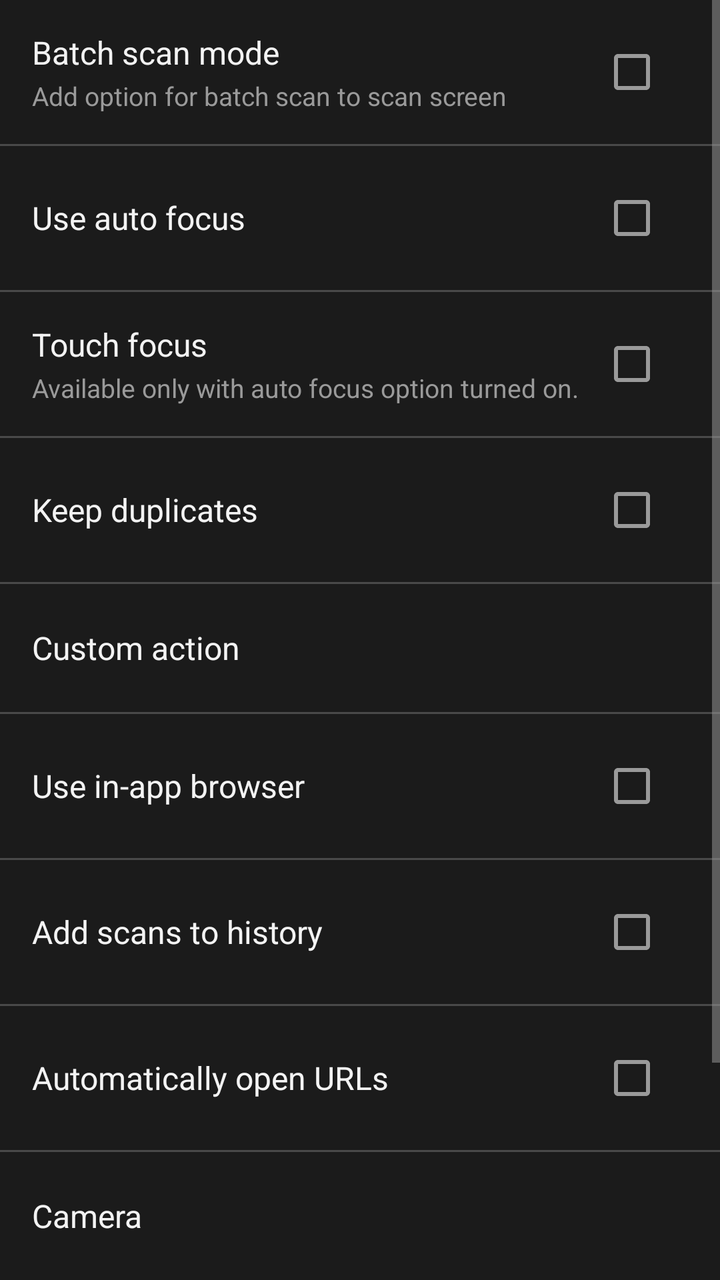
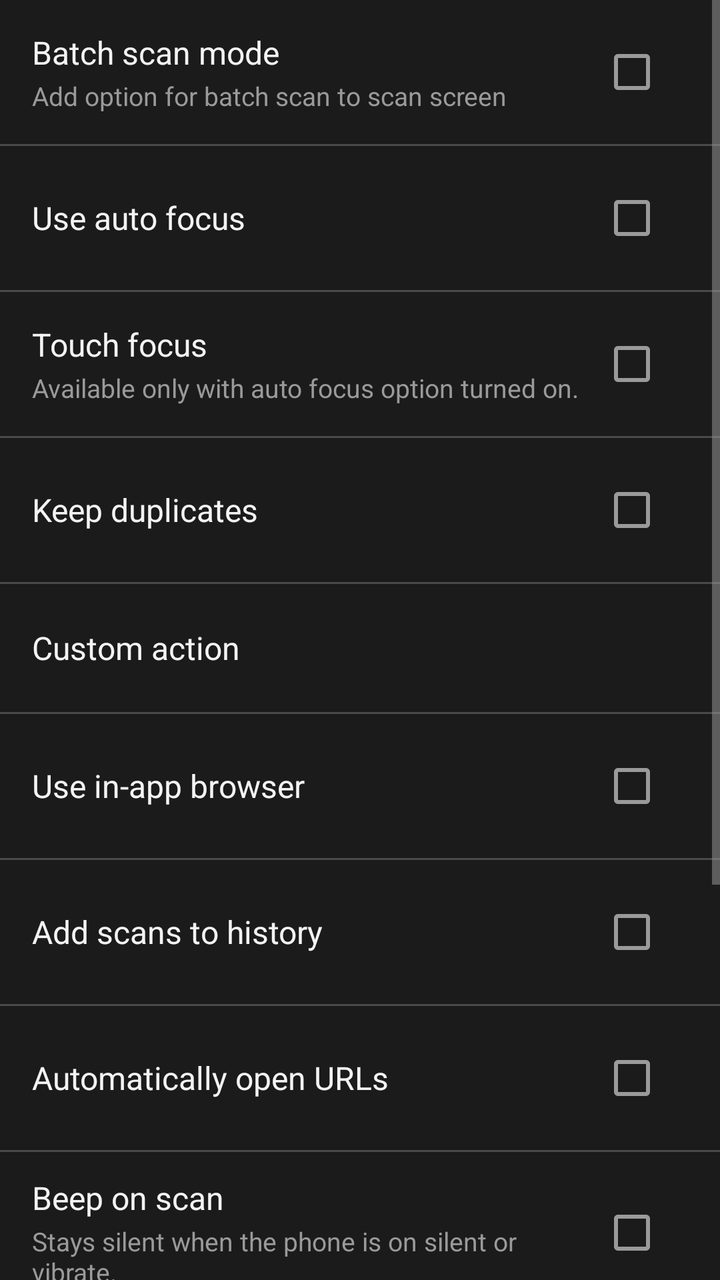

Compare the two renders of this Android layout. The source of the first and the diff that turns it into the second are given below.
<!-- AndroidManifest.xml: application theme Theme.QrScanner -->
<!-- res/layout/layout_settings.xml -->
<?xml version="1.0" encoding="utf-8"?>
<ScrollView xmlns:android="http://schemas.android.com/apk/res/android"
    android:layout_width="match_parent"
    android:layout_height="match_parent"
    android:background="@color/windowBackground">

    <LinearLayout
        android:layout_width="match_parent"
        android:layout_height="wrap_content"
        android:orientation="vertical">

        <LinearLayout
            android:id="@+id/rowBatch"
            style="@style/SettingsRow">

            <LinearLayout
                android:layout_width="0dp"
                android:layout_height="wrap_content"
                android:layout_weight="1"
                android:orientation="vertical">

                <TextView
                    style="@style/SettingsTitle"
                    android:text="@string/batch_scan_mode" />
                <TextView
                    style="@style/SettingsSub"
                    android:text="@string/batch_scan_subtitle" />
            </LinearLayout>

            <CheckBox
                android:id="@+id/checkBatch"
                android:layout_width="wrap_content"
                android:layout_height="wrap_content"
                android:clickable="false"
                android:focusable="false" />
        </LinearLayout>
        <View
            android:layout_width="match_parent"
            android:layout_height="1dp"
            android:background="@color/divider" />

        <LinearLayout
            android:id="@+id/rowAutofocus"
            style="@style/SettingsRow">

            <LinearLayout
                android:layout_width="0dp"
                android:layout_height="wrap_content"
                android:layout_weight="1"
                android:orientation="vertical">

                <TextView
                    style="@style/SettingsTitle"
                    android:text="@string/use_auto_focus" />
            </LinearLayout>

            <CheckBox
                android:id="@+id/checkAutofocus"
                android:layout_width="wrap_content"
                android:layout_height="wrap_content"
                android:clickable="false"
                android:focusable="false" />
        </LinearLayout>
        <View
            android:layout_width="match_parent"
            android:layout_height="1dp"
            android:background="@color/divider" />

        <LinearLayout
            android:id="@+id/rowTouch"
            style="@style/SettingsRow">

            <LinearLayout
                android:layout_width="0dp"
                android:layout_height="wrap_content"
                android:layout_weight="1"
                android:orientation="vertical">

                <TextView
                    style="@style/SettingsTitle"
                    android:text="@string/touch_focus" />
                <TextView
                    style="@style/SettingsSub"
                    android:text="@string/touch_focus_subtitle" />
            </LinearLayout>

            <CheckBox
                android:id="@+id/checkTouch"
                android:layout_width="wrap_content"
                android:layout_height="wrap_content"
                android:clickable="false"
                android:focusable="false" />
        </LinearLayout>
        <View
            android:layout_width="match_parent"
            android:layout_height="1dp"
            android:background="@color/divider" />

        <LinearLayout
            android:id="@+id/rowDuplicates"
            style="@style/SettingsRow">

            <LinearLayout
                android:layout_width="0dp"
                android:layout_height="wrap_content"
                android:layout_weight="1"
                android:orientation="vertical">

                <TextView
                    style="@style/SettingsTitle"
                    android:text="@string/keep_duplicates" />
            </LinearLayout>

            <CheckBox
                android:id="@+id/checkDuplicates"
                android:layout_width="wrap_content"
                android:layout_height="wrap_content"
                android:clickable="false"
                android:focusable="false" />
        </LinearLayout>
        <View
            android:layout_width="match_parent"
            android:layout_height="1dp"
            android:background="@color/divider" />

        <LinearLayout
            android:id="@+id/rowCustom"
            style="@style/SettingsRow">

            <LinearLayout
                android:layout_width="0dp"
                android:layout_height="wrap_content"
                android:layout_weight="1"
                android:orientation="vertical">

                <TextView
                    style="@style/SettingsTitle"
                    android:text="@string/custom_action" />
            </LinearLayout>

            <TextView
                android:id="@+id/valueCustom"
                style="@style/SettingsValue" />
        </LinearLayout>
        <View
            android:layout_width="match_parent"
            android:layout_height="1dp"
            android:background="@color/divider" />

        <LinearLayout
            android:id="@+id/rowBrowser"
            style="@style/SettingsRow">

            <LinearLayout
                android:layout_width="0dp"
                android:layout_height="wrap_content"
                android:layout_weight="1"
                android:orientation="vertical">

                <TextView
                    style="@style/SettingsTitle"
                    android:text="@string/use_in_app_browser" />
            </LinearLayout>

            <CheckBox
                android:id="@+id/checkBrowser"
                android:layout_width="wrap_content"
                android:layout_height="wrap_content"
                android:clickable="false"
                android:focusable="false" />
        </LinearLayout>
        <View
            android:layout_width="match_parent"
            android:layout_height="1dp"
            android:background="@color/divider" />

        <LinearLayout
            android:id="@+id/rowAddHistory"
            style="@style/SettingsRow">

            <LinearLayout
                android:layout_width="0dp"
                android:layout_height="wrap_content"
                android:layout_weight="1"
                android:orientation="vertical">

                <TextView
                    style="@style/SettingsTitle"
                    android:text="@string/add_scans_to_history" />
            </LinearLayout>

            <CheckBox
                android:id="@+id/checkAddHistory"
                android:layout_width="wrap_content"
                android:layout_height="wrap_content"
                android:clickable="false"
                android:focusable="false" />
        </LinearLayout>
        <View
            android:layout_width="match_parent"
            android:layout_height="1dp"
            android:background="@color/divider" />

        <LinearLayout
            android:id="@+id/rowAutoOpen"
            style="@style/SettingsRow">

            <LinearLayout
                android:layout_width="0dp"
                android:layout_height="wrap_content"
                android:layout_weight="1"
                android:orientation="vertical">

                <TextView
                    style="@style/SettingsTitle"
                    android:text="@string/auto_open_urls" />
            </LinearLayout>

            <CheckBox
                android:id="@+id/checkAutoOpen"
                android:layout_width="wrap_content"
                android:layout_height="wrap_content"
                android:clickable="false"
                android:focusable="false" />
        </LinearLayout>
        <View
            android:layout_width="match_parent"
            android:layout_height="1dp"
            android:background="@color/divider" />

        <LinearLayout
            android:id="@+id/rowCamera"
            style="@style/SettingsRow">

            <LinearLayout
                android:layout_width="0dp"
                android:layout_height="wrap_content"
                android:layout_weight="1"
                android:orientation="vertical">

                <TextView
                    style="@style/SettingsTitle"
                    android:text="@string/camera" />
            </LinearLayout>

            <TextView
                android:id="@+id/valueCamera"
                style="@style/SettingsValue" />
        </LinearLayout>
        <View
            android:layout_width="match_parent"
            android:layout_height="1dp"
            android:background="@color/divider" />

        <LinearLayout
            android:id="@+id/rowEngine"
            style="@style/SettingsRow">

            <LinearLayout
                android:layout_width="0dp"
                android:layout_height="wrap_content"
                android:layout_weight="1"
                android:orientation="vertical">

                <TextView
                    style="@style/SettingsTitle"
                    android:text="@string/search_engine" />
            </LinearLayout>

            <TextView
                android:id="@+id/valueEngine"
                style="@style/SettingsValue" />
        </LinearLayout>
        <View
            android:layout_width="match_parent"
            android:layout_height="1dp"
            android:background="@color/divider" />

        <LinearLayout
            android:id="@+id/rowCountry"
            style="@style/SettingsRow">

            <LinearLayout
                android:layout_width="0dp"
                android:layout_height="wrap_content"
                android:layout_weight="1"
                android:orientation="vertical">

                <TextView
                    style="@style/SettingsTitle"
                    android:text="@string/search_country" />
            </LinearLayout>

            <TextView
                android:id="@+id/valueCountry"
                style="@style/SettingsValue" />
        </LinearLayout>
        <View
            android:layout_width="match_parent"
            android:layout_height="1dp"
            android:background="@color/divider" />
    </LinearLayout>
</ScrollView>
<!-- resources referenced by this layout -->
<resources>
  <color name="divider">#33FFFFFF</color>
  <color name="windowBackground">#1B1B1B</color>
  <string name="add_scans_to_history">Add scans to history</string>
  <string name="auto_open_urls">Automatically open URLs</string>
  <string name="batch_scan_mode">Batch scan mode</string>
  <string name="batch_scan_subtitle">Add option for batch scan to scan screen</string>
  <string name="camera">Camera</string>
  <string name="custom_action">Custom action</string>
  <string name="keep_duplicates">Keep duplicates</string>
  <string name="search_country">Search country</string>
  <string name="search_engine">Search engine</string>
  <string name="touch_focus">Touch focus</string>
  <string name="touch_focus_subtitle">Available only with auto focus option turned on.</string>
  <string name="use_auto_focus">Use auto focus</string>
  <string name="use_in_app_browser">Use in-app browser</string>
  <style name="SettingsSub">
          <item name="android:layout_width">match_parent</item>
          <item name="android:layout_height">wrap_content</item>
          <item name="android:layout_marginTop">2dp</item>
          <item name="android:textColor">@color/textMuted</item>
          <item name="android:textSize">13sp</item>
          <item name="android:fontFamily">sans-serif</item>
      </style>
  <style name="SettingsTitle">
          <item name="android:layout_width">match_parent</item>
          <item name="android:layout_height">wrap_content</item>
          <item name="android:textColor">@color/textPrimary</item>
          <item name="android:textSize">16sp</item>
          <item name="android:fontFamily">sans-serif</item>
      </style>
  <style name="SettingsValue">
          <item name="android:layout_width">wrap_content</item>
          <item name="android:layout_height">wrap_content</item>
          <item name="android:maxWidth">150dp</item>
          <item name="android:ellipsize">end</item>
          <item name="android:maxLines">2</item>
          <item name="android:gravity">end</item>
          <item name="android:textColor">@color/colorPrimary</item>
          <item name="android:textSize">13sp</item>
      </style>
  <color name="textMuted">#9A9A9A</color>
  <color name="textPrimary">#F3F3F3</color>
  <color name="colorPrimary">#2196F3</color>
  <color name="colorPrimaryDark">#1976D2</color>
  <color name="white">#FFFFFF</color>
  <color name="cardBackground">#2C2C2C</color>
  <color name="laser">#E53935</color>
  <style name="ThemeOverlay.App.Dialog" parent="ThemeOverlay.MaterialComponents.MaterialAlertDialog">
          <item name="colorSurface">@color/cardBackground</item>
          <item name="colorOnSurface">@color/textPrimary</item>
          <item name="android:textColorPrimary">@color/textPrimary</item>
          <item name="android:textColor">@color/textPrimary</item>
          <item name="android:background">@color/cardBackground</item>
      </style>
  <style name="Widget.App.BottomSheet.Modal" parent="Widget.MaterialComponents.BottomSheet.Modal">
          <item name="backgroundTint">@color/cardBackground</item>
          <item name="shapeAppearance">@style/ShapeAppearance.App.LargeTop</item>
      </style>
  <style name="ShapeAppearance.App.LargeTop" parent="ShapeAppearance.MaterialComponents.LargeComponent">
          <item name="cornerFamily">rounded</item>
          <item name="cornerSizeTopLeft">16dp</item>
          <item name="cornerSizeTopRight">16dp</item>
          <item name="cornerSizeBottomLeft">0dp</item>
          <item name="cornerSizeBottomRight">0dp</item>
      </style>
  <!-- unchanged entries left out for length: 3 -->
</resources>

<!-- the commit's change to res/layout/layout_settings.xml (unified diff, before → after) -->
@@ -229,6 +229,63 @@
             android:background="@color/divider" />
 
         <LinearLayout
+            android:id="@+id/rowSound"
+            style="@style/SettingsRow">
+
+            <LinearLayout
+                android:layout_width="0dp"
+                android:layout_height="wrap_content"
+                android:layout_weight="1"
+                android:orientation="vertical">
+
+                <TextView
+                    style="@style/SettingsTitle"
+                    android:text="@string/sound_on_scan" />
+                <TextView
+                    style="@style/SettingsSub"
+                    android:text="@string/sound_on_scan_subtitle" />
+            </LinearLayout>
+
+            <CheckBox
+                android:id="@+id/checkSound"
+                android:layout_width="wrap_content"
+                android:layout_height="wrap_content"
+                android:clickable="false"
+                android:focusable="false" />
+        </LinearLayout>
+        <View
+            android:layout_width="match_parent"
+            android:layout_height="1dp"
+            android:background="@color/divider" />
+
+        <LinearLayout
+            android:id="@+id/rowVibrate"
+            style="@style/SettingsRow">
+
+            <LinearLayout
+                android:layout_width="0dp"
+                android:layout_height="wrap_content"
+                android:layout_weight="1"
+                android:orientation="vertical">
+
+                <TextView
+                    style="@style/SettingsTitle"
+                    android:text="@string/vibrate_on_scan" />
+            </LinearLayout>
+
+            <CheckBox
+                android:id="@+id/checkVibrate"
+                android:layout_width="wrap_content"
+                android:layout_height="wrap_content"
+                android:clickable="false"
+                android:focusable="false" />
+        </LinearLayout>
+        <View
+            android:layout_width="match_parent"
+            android:layout_height="1dp"
+            android:background="@color/divider" />
+
+        <LinearLayout
             android:id="@+id/rowCamera"
             style="@style/SettingsRow">
 
<!-- resource entries referenced after the edit -->
@@ -11,10 +11,13 @@
   <string name="keep_duplicates">Keep duplicates</string>
   <string name="search_country">Search country</string>
   <string name="search_engine">Search engine</string>
+  <string name="sound_on_scan">Beep on scan</string>
+  <string name="sound_on_scan_subtitle">Stays silent when the phone is on silent or vibrate.</string>
   <string name="touch_focus">Touch focus</string>
   <string name="touch_focus_subtitle">Available only with auto focus option turned on.</string>
   <string name="use_auto_focus">Use auto focus</string>
   <string name="use_in_app_browser">Use in-app browser</string>
+  <string name="vibrate_on_scan">Vibrate on scan</string>
   <style name="SettingsSub">
           <item name="android:layout_width">match_parent</item>
           <item name="android:layout_height">wrap_content</item>
